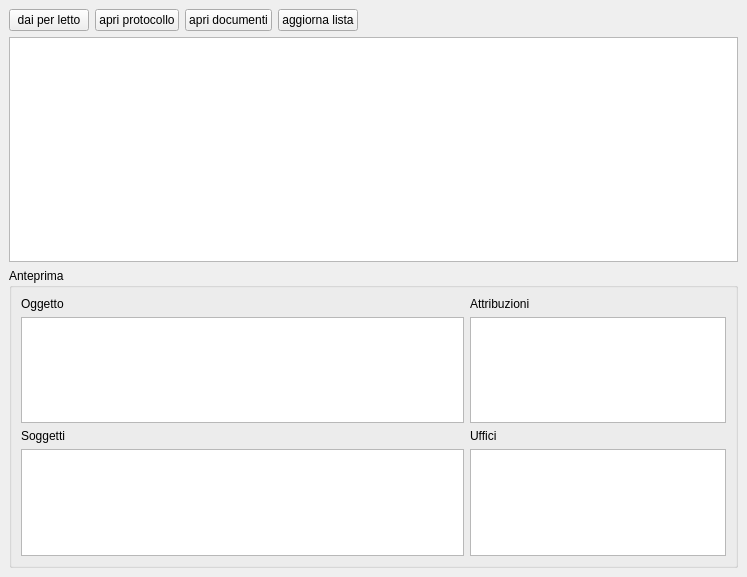
Before: the Qt Designer form src/com/axiastudio/suite/protocollo/forms/scrivania.ui in tizianolattisi/suitegda, drawn with Qt 5.
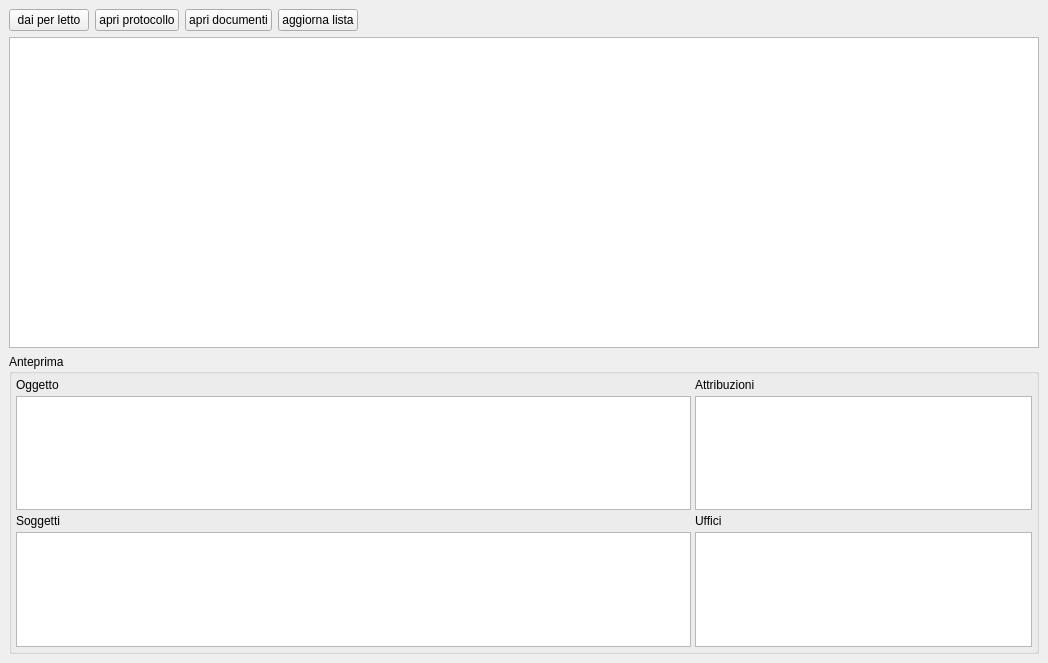
After: the same form once the commit is applied.

Commit message: Scrivania: non visualizzati soggettiprotocollo annullati; login: lowercase di default x login utente

Patch:
```diff
--- a/src/com/axiastudio/suite/protocollo/forms/scrivania.ui
+++ b/src/com/axiastudio/suite/protocollo/forms/scrivania.ui
@@ -6,8 +6,8 @@
    <rect>
     <x>0</x>
     <y>0</y>
-    <width>747</width>
-    <height>577</height>
+    <width>1048</width>
+    <height>663</height>
    </rect>
   </property>
   <property name="windowTitle">
@@ -74,7 +74,7 @@
      <widget class="QGroupBox" name="groupBox">
       <property name="minimumSize">
        <size>
-        <width>0</width>
+        <width>1024</width>
         <height>300</height>
        </size>
       </property>
@@ -87,7 +87,13 @@
       <property name="title">
        <string>Anteprima</string>
       </property>
-      <layout class="QGridLayout" name="gridLayout" columnstretch="1,0">
+      <layout class="QGridLayout" name="gridLayout" columnstretch="2,1">
+       <property name="margin">
+        <number>4</number>
+       </property>
+       <property name="spacing">
+        <number>4</number>
+       </property>
        <item row="0" column="0">
         <widget class="QLabel" name="label">
          <property name="text">
```
The commit also changes 2 other files.
